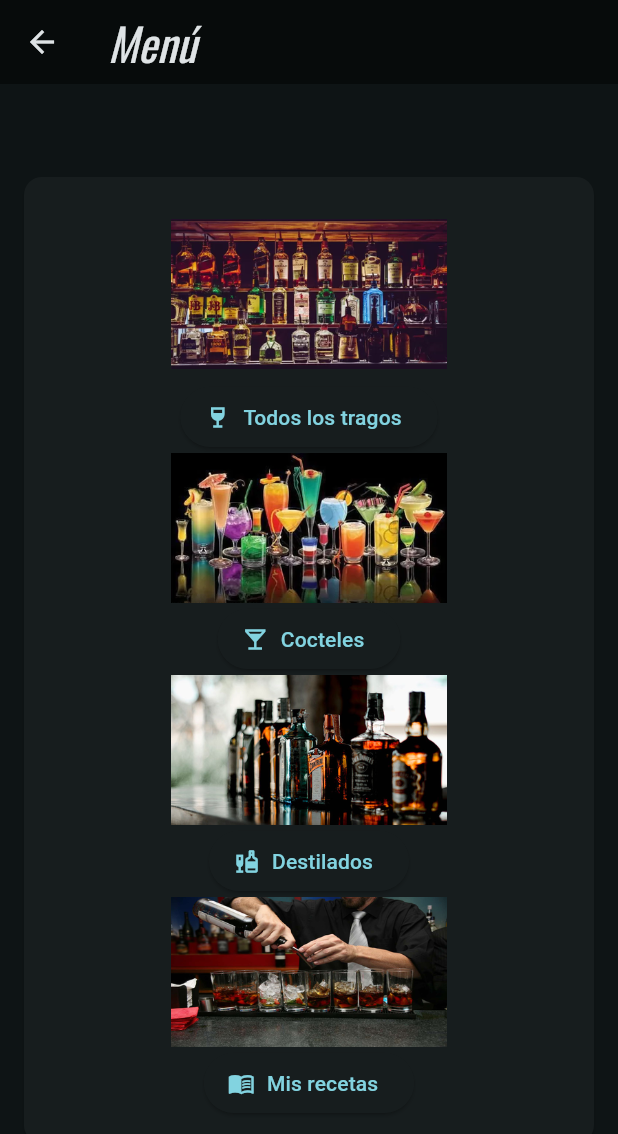
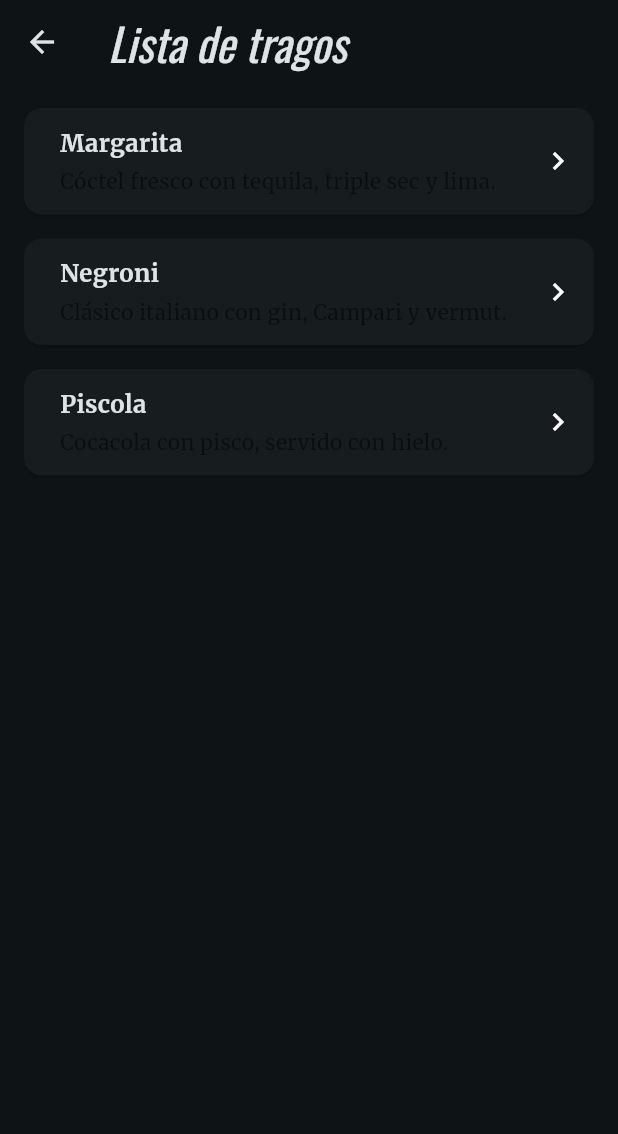
Before and after one commit to sebato123/BarApp, a Flutter app: the Menu screen opened directly, after a tap on "Todos los tragos", on a phone screen of 412 x 824 dp. Shown: the top 1134 px of the screen. Run offline on Flutter 3.47's test engine with Material 3 defaults, Android fonts, the phone set to English and light mode, and no system bars; our stand-ins replace google_fonts, logger; statements that could not run were skipped.

Commit message:
sistema base de navegacion

```diff
--- a/lib/main.dart
+++ b/lib/main.dart
@@ -34,7 +34,7 @@
         useMaterial3: true,
       ),
       debugShowCheckedModeBanner: false,
-      home: const SplashPage(), // 👈 arranca por aquí
+      home: const SplashPage(),
     );
   }
 }
--- a/lib/pages/navegation/todos.dart
+++ b/lib/pages/navegation/todos.dart
@@ -0,0 +1,88 @@
+import 'package:flutter/material.dart';
+
+class Todos extends StatelessWidget {
+  const Todos({super.key});
+
+  @override
+  Widget build(BuildContext context) {
+
+    final items = [
+      {
+        "nombre": "Margarita",
+        "descripcion": "Cóctel fresco con tequila, triple sec y lima.",
+
+      },
+      {
+        "nombre": "Negroni",
+        "descripcion": "Clásico italiano con gin, Campari y vermut.",
+
+      },
+      {
+        "nombre": "Piscola",
+        "descripcion": "Cocacola con pisco, servido con hielo.",
+
+      },
+    ];
+
+    return Scaffold(
+      appBar: AppBar(title: const Text("Lista de tragos")),
+      body: ListView.separated(
+        padding: const EdgeInsets.all(12),
+        itemCount: items.length,
+        separatorBuilder: (_, __) => const SizedBox(height: 8),
+        itemBuilder: (context, i) {
+          final it = items[i];
+          return InkWell(
+            onTap: () {
+              // Acción al clickear (para maqueta solo mostramos un snackbar)
+              ScaffoldMessenger.of(context).showSnackBar(
+                SnackBar(content: Text("Abriste ${it["nombre"]}")),
+              );
+            },
+            child: Card(
+              shape: RoundedRectangleBorder(
+                  borderRadius: BorderRadius.circular(12)),
+              child: Padding(
+                padding: const EdgeInsets.all(12),
+                child: Row(
+                  children: [
+                    // Imagen cuadrada
+                    ClipRRect(
+                      borderRadius: BorderRadius.circular(8),
+                      /*
+                      child: Image.asset(
+                        it["imagen"]!,
+                        width: 64,
+                        height: 64,
+                        fit: BoxFit.cover,
+                      ),
+                      */
+                    ),
+                    const SizedBox(width: 12),
+                    // Texto
+                    Expanded(
+                      child: Column(
+                        crossAxisAlignment: CrossAxisAlignment.start,
+                        children: [
+                          Text(it["nombre"]!,
+                              style: const TextStyle(
+                                  fontSize: 16, fontWeight: FontWeight.bold)),
+                          const SizedBox(height: 4),
+                          Text(
+                            it["descripcion"]!,
+                            style: const TextStyle(color: Colors.black54),
+                          ),
+                        ],
+                      ),
+                    ),
+                    const Icon(Icons.chevron_right),
+                  ],
+                ),
+              ),
+            ),
+          );
+        },
+      ),
+    );
+  }
+}
```
Also changed, not shown: lib/pages/menu.dart (+32 -7 lines), lib/pages/navegation/cocteles.dart (+88 -0 lines), lib/pages/navegation/destilados.dart (+88 -0 lines), lib/pages/navegation/mis_recestas.dart (+88 -0 lines).
